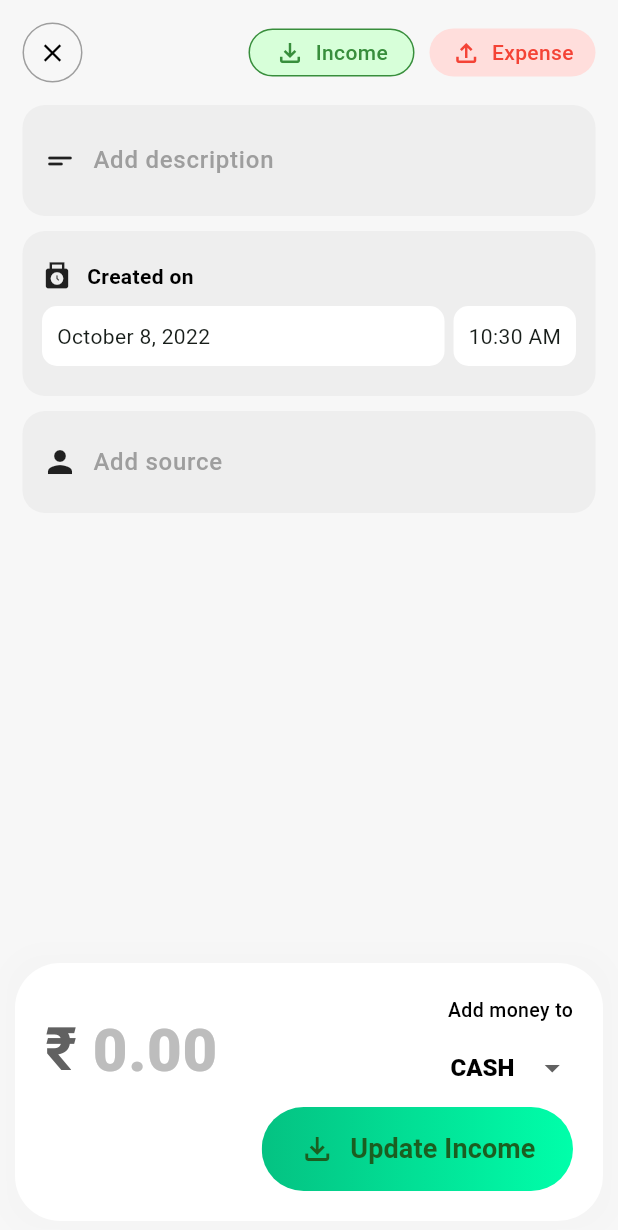
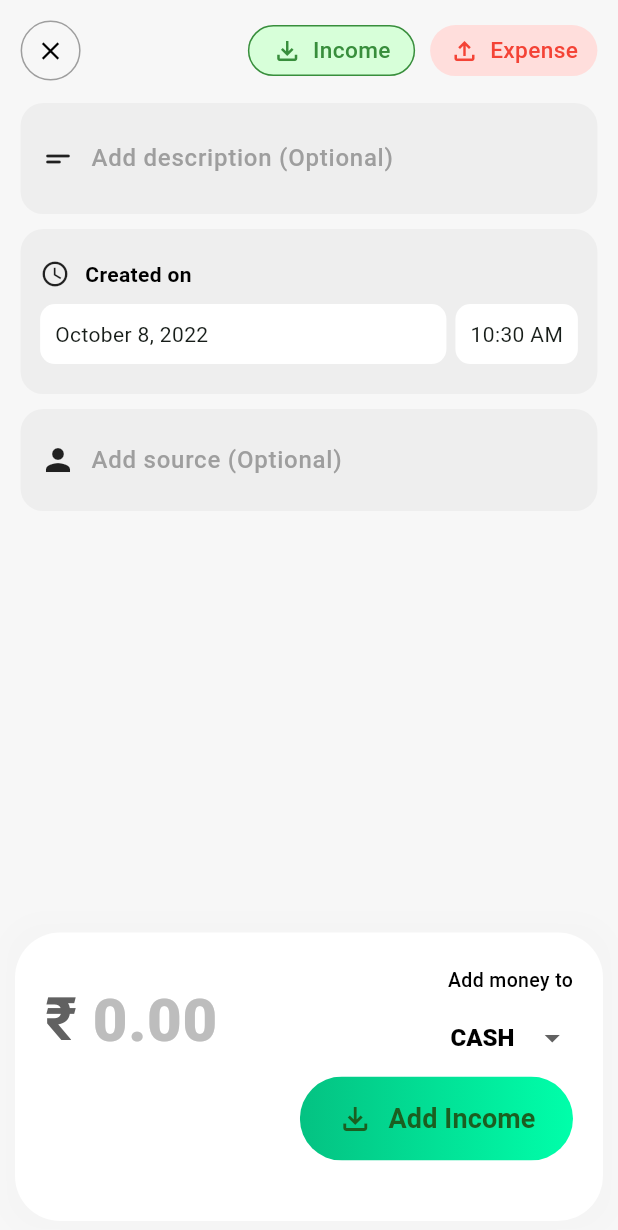
Before and after one commit to Imperial79/transaction_record_app, a Flutter app: the BookUI screen opened directly with empty values, after a tap on "Create", on a phone screen of 412 x 824 dp. Shown: the top 1230 px of the screen. Run offline on Flutter 3.47's test engine with Material 2 defaults, Android fonts, the phone set to English and light mode, and no system bars; our stand-ins replace cached_network_image, cloud_firestore, date_format, firebase_auth, firebase_core, google_sign_in and 1 more; accounts and stored records are empty; Roboto replaces fonts that are missing (Product).

Commit message:
included sdp file

```diff
--- a/lib/screens/Book Screens/bookUI.dart
+++ b/lib/screens/Book Screens/bookUI.dart
@@ -5,6 +5,7 @@ import 'package:flutter/rendering.dart';
 import 'package:intl/intl.dart';
 import 'package:transaction_record_app/screens/Transact%20Screens/edit_transactUI.dart';
 import 'package:transaction_record_app/screens/Transact%20Screens/new_transactUi.dart';
+import 'package:transaction_record_app/services/size.dart';
 import '../../Functions/navigatorFns.dart';
 import '../../colors.dart';
 import '../../services/database.dart';
@@ -188,7 +189,7 @@ class _BookUIState extends State<BookUI> {
                                             child: Text(
                                               widget.snap['bookName'],
                                               style: TextStyle(
-                                                fontSize: 25,
+                                                fontSize: sdp(context, 15),
                                               ),
                                             ),
                                           ),
--- a/lib/screens/Transact Screens/edit_transactUI.dart
+++ b/lib/screens/Transact Screens/edit_transactUI.dart
@@ -356,7 +356,7 @@ class _EditTransactUIState extends State<EditTransactUI> {
                                     ),
                                     decoration: InputDecoration(
                                       border: InputBorder.none,
-                                      hintText: 'Add description',
+                                      hintText: 'Add description (Optional)',
                                       hintStyle: TextStyle(
                                         color: Colors.grey,
                                         fontWeight: FontWeight.w500,
@@ -474,7 +474,7 @@ class _EditTransactUIState extends State<EditTransactUI> {
                                     maxLines: 4,
                                     minLines: 1,
                                     textCapitalization:
-                                        TextCapitalization.words,
+                                        TextCapitalization.sentences,
                                     cursorColor: Colors.black,
                                     style: TextStyle(
                                       color: Colors.black,
@@ -482,7 +482,7 @@ class _EditTransactUIState extends State<EditTransactUI> {
                                     ),
                                     decoration: InputDecoration(
                                       border: InputBorder.none,
-                                      hintText: 'Add source',
+                                      hintText: 'Add source (Optional)',
                                       hintStyle: TextStyle(
                                         color: Colors.grey,
                                         fontWeight: FontWeight.w500,
--- a/lib/screens/Transact Screens/new_transactUi.dart
+++ b/lib/screens/Transact Screens/new_transactUi.dart
@@ -5,6 +5,7 @@ import 'package:flutter/services.dart';
 import 'package:intl/intl.dart';
 import 'package:transaction_record_app/Functions/transactFunctions.dart';
 import 'package:transaction_record_app/colors.dart';
+import 'package:transaction_record_app/services/size.dart';
 import 'package:transaction_record_app/services/user.dart';
 import 'package:transaction_record_app/services/database.dart';
 import 'package:transaction_record_app/widgets.dart';
@@ -156,16 +157,12 @@ class _NewTransactUiState extends State<NewTransactUi> {
     return Scaffold(
       body: SafeArea(
         child: Column(
-          crossAxisAlignment: CrossAxisAlignment.start,
+          // crossAxisAlignment: CrossAxisAlignment.start,
           children: [
             Expanded(
-              child: SingleChildScrollView(
+              child: ListView(
                 controller: _scrollController,
-                physics: BouncingScrollPhysics(
-                    parent: AlwaysScrollableScrollPhysics()),
-                child: Padding(
-                  padding: EdgeInsets.all(15),
-                  child: Column(
+                padding: EdgeInsets.all(sdp(context, 10)),
                 children: [
                   Row(
                     children: [
@@ -208,37 +205,6 @@ class _NewTransactUiState extends State<NewTransactUi> {
                       ),
                     ],
                   ),
-
-                      // TextField(
-                      //   controller: title,
-                      //   // focusNode: titleFocus,
-                      //   style: TextStyle(
-                      //     fontSize: 40,
-                      //     fontWeight: FontWeight.w900,
-                      //   ),
-                      //   cursorWidth: 1,
-                      //   cursorColor: Colors.black,
-                      //   decoration: InputDecoration(
-                      //     focusColor: Colors.black,
-                      //     focusedBorder: UnderlineInputBorder(
-                      //       borderSide: BorderSide(
-                      //         color: Colors.black,
-                      //         width: 2,
-                      //       ),
-                      //     ),
-                      //     enabledBorder: UnderlineInputBorder(
-                      //       borderSide: BorderSide(
-                      //         color: Colors.grey.shade300,
-                      //       ),
-                      //     ),
-                      //     hintText: 'Transact title',
-                      //     hintStyle: TextStyle(
-                      //       fontSize: 40,
-                      //       color: Colors.grey.shade400,
-                      //       fontWeight: FontWeight.w900,
-                      //     ),
-                      //   ),
-                      // ),
                   SizedBox(
                     height: 15,
                   ),
@@ -269,7 +235,7 @@ class _NewTransactUiState extends State<NewTransactUi> {
                             ),
                             decoration: InputDecoration(
                               border: InputBorder.none,
-                                  hintText: 'Add description',
+                              hintText: 'Add description (Optional)',
                               hintStyle: TextStyle(
                                 color: Colors.grey,
                                 fontWeight: FontWeight.w500,
@@ -284,8 +250,7 @@ class _NewTransactUiState extends State<NewTransactUi> {
                     height: 10,
                   ),
                   Container(
-                        padding:
-                            EdgeInsets.symmetric(horizontal: 13, vertical: 20),
+                    padding: EdgeInsets.symmetric(horizontal: 13, vertical: 20),
                     decoration: BoxDecoration(
                       color: Colors.grey.shade200,
                       borderRadius: BorderRadius.circular(15),
@@ -295,7 +260,7 @@ class _NewTransactUiState extends State<NewTransactUi> {
                         Row(
                           children: [
                             Icon(
-                                  Icons.punch_clock,
+                              Icons.schedule,
                               size: 20,
                             ),
                             SizedBox(
@@ -368,8 +333,7 @@ class _NewTransactUiState extends State<NewTransactUi> {
                     height: 10,
                   ),
                   Container(
-                        padding:
-                            EdgeInsets.symmetric(horizontal: 13, vertical: 10),
+                    padding: EdgeInsets.symmetric(horizontal: 13, vertical: 10),
                     decoration: BoxDecoration(
                       color: Colors.grey.shade200,
                       borderRadius: BorderRadius.circular(15),
@@ -386,7 +350,7 @@ class _NewTransactUiState extends State<NewTransactUi> {
                         Expanded(
                           child: TextField(
                             controller: sourceField,
-                                // focusNode: sourceFocus,
+                            textCapitalization: TextCapitalization.sentences,
                             maxLines: 4,
                             minLines: 1,
                             cursorColor: Colors.black,
@@ -396,7 +360,7 @@ class _NewTransactUiState extends State<NewTransactUi> {
                             ),
                             decoration: InputDecoration(
                               border: InputBorder.none,
-                                  hintText: 'Add source',
+                              hintText: 'Add source (Optional)',
                               hintStyle: TextStyle(
                                 color: Colors.grey,
                                 fontWeight: FontWeight.w500,
@@ -410,10 +374,9 @@ class _NewTransactUiState extends State<NewTransactUi> {
                 ],
               ),
             ),
-              ),
-            ),
             Container(
               width: double.infinity,
+              height: sdp(context, 140),
               padding: EdgeInsets.all(20),
               margin: EdgeInsets.all(10),
               decoration: BoxDecoration(
@@ -583,7 +546,7 @@ class _NewTransactUiState extends State<NewTransactUi> {
                                 width: 10,
                               ),
                               Text(
-                                'Update ' + transactType,
+                                'Add ' + transactType,
                                 style: TextStyle(
                                   fontWeight: FontWeight.w600,
                                   color: transactType == 'Income'
@@ -630,6 +593,7 @@ class _NewTransactUiState extends State<NewTransactUi> {
         ),
         child: Row(
           mainAxisAlignment: MainAxisAlignment.center,
+          mainAxisSize: MainAxisSize.min,
           children: [
             Icon(
               icon,
@@ -639,12 +603,14 @@ class _NewTransactUiState extends State<NewTransactUi> {
             SizedBox(
               width: 7,
             ),
-            Text(
+            FittedBox(
+              child: Text(
                 label,
                 style: TextStyle(
-                // fontSize: 16,
+                  fontSize: sdp(context, 11),
                   fontWeight: FontWeight.w500,
                   color: label == 'Income' ? Colors.green.shade700 : Colors.red,
+                ),
               ),
             ),
           ],
--- /dev/null
+++ b/lib/services/size.dart
@@ -0,0 +1,6 @@
+import 'package:flutter/material.dart';
+
+double sdp(BuildContext context, double dp) {
+  double width = MediaQuery.of(context).size.width;
+  return (dp / 300) * width;
+}
```
Also changed, not shown: lib/screens/Home Screens/homeUi.dart (+14 -15 lines). Lines whose indentation alone changed are shown as unchanged.
